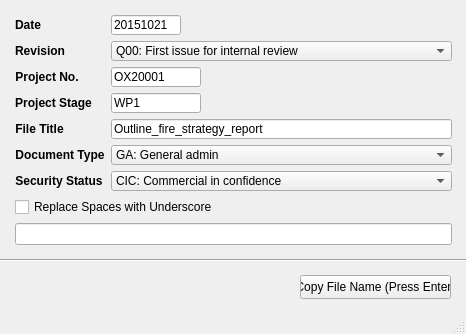
fsepy/fseutil, file fseutil/gui/layout/ui/dialog_0601_naming_convention.ui: the form before one commit.
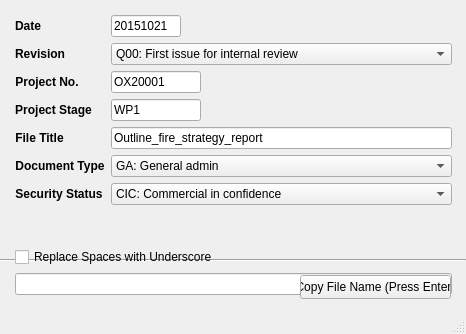
The form after the commit.

Diff of the .ui file:
```diff
--- a/fseutil/gui/layout/ui/dialog_0601_naming_convention.ui
+++ b/fseutil/gui/layout/ui/dialog_0601_naming_convention.ui
@@ -33,7 +33,7 @@
       <x>15</x>
       <y>15</y>
       <width>437</width>
-      <height>230</height>
+      <height>280</height>
      </rect>
     </property>
     <layout class="QVBoxLayout" name="verticalLayout">
```
Left out of the diff: 2 changed lines with no effect on the pictures.
